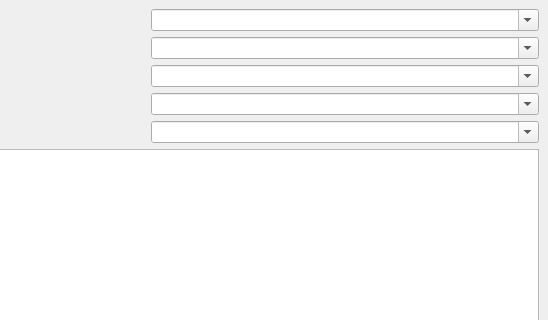
First picture: the form in src/dataset_image_annotator/main_window.ui, repository kamikaze/dataset-image-annotator, before the edit; both pictures show x 252 to 800 and y 0 to 320 of the 800 by 600 pixel window.
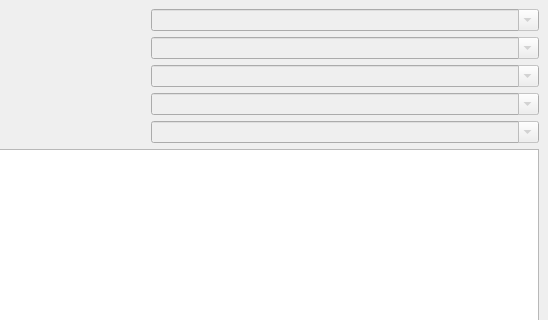
Second picture: the form after the edit.

Commit message: setting default path to line edit widget

The edit to the form file:
```diff
--- a/src/dataset_image_annotator/main_window.ui
+++ b/src/dataset_image_annotator/main_window.ui
@@ -38,6 +38,9 @@
         </item>
         <item>
          <widget class="QComboBox" name="type_combo_box">
+        <property name="enabled">
+         <bool>false</bool>
+        </property>
           <property name="editable">
            <bool>true</bool>
           </property>
@@ -59,6 +62,9 @@
         </item>
         <item>
          <widget class="QComboBox" name="make_combo_box">
+        <property name="enabled">
+         <bool>false</bool>
+        </property>
           <property name="editable">
            <bool>true</bool>
           </property>
@@ -80,6 +86,9 @@
         </item>
         <item>
          <widget class="QComboBox" name="model_combo_box">
+        <property name="enabled">
+         <bool>false</bool>
+        </property>
           <property name="editable">
            <bool>true</bool>
           </property>
@@ -101,6 +110,9 @@
         </item>
         <item>
          <widget class="QComboBox" name="body_combo_box">
+        <property name="enabled">
+         <bool>false</bool>
+        </property>
           <property name="editable">
            <bool>true</bool>
           </property>
@@ -122,6 +134,9 @@
         </item>
         <item>
          <widget class="QComboBox" name="color_combo_box">
+        <property name="enabled">
+         <bool>false</bool>
+        </property>
           <property name="editable">
            <bool>true</bool>
           </property>
```
Left out of the diff: 4 changed lines with no effect on the pictures. Lines whose indentation alone changed are shown as unchanged. The commit also changes 1 other file.
